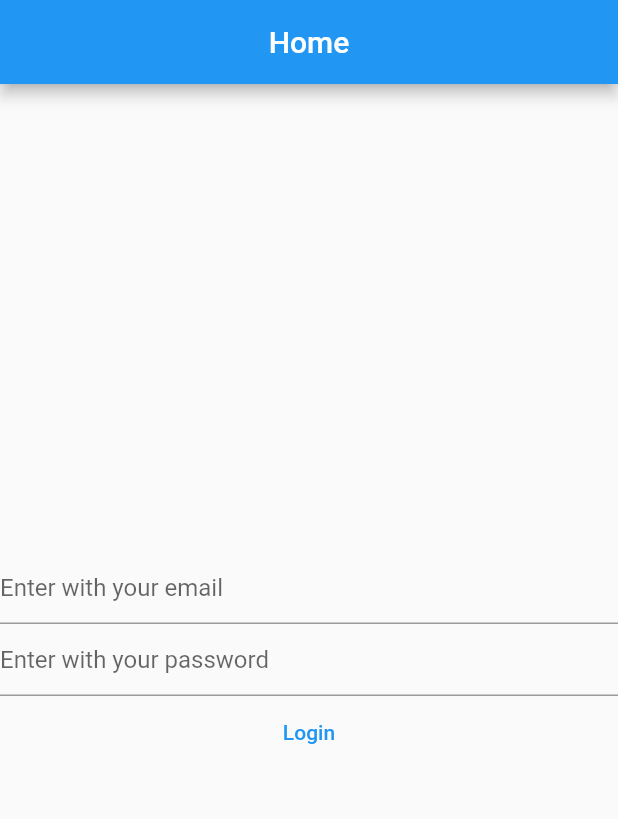
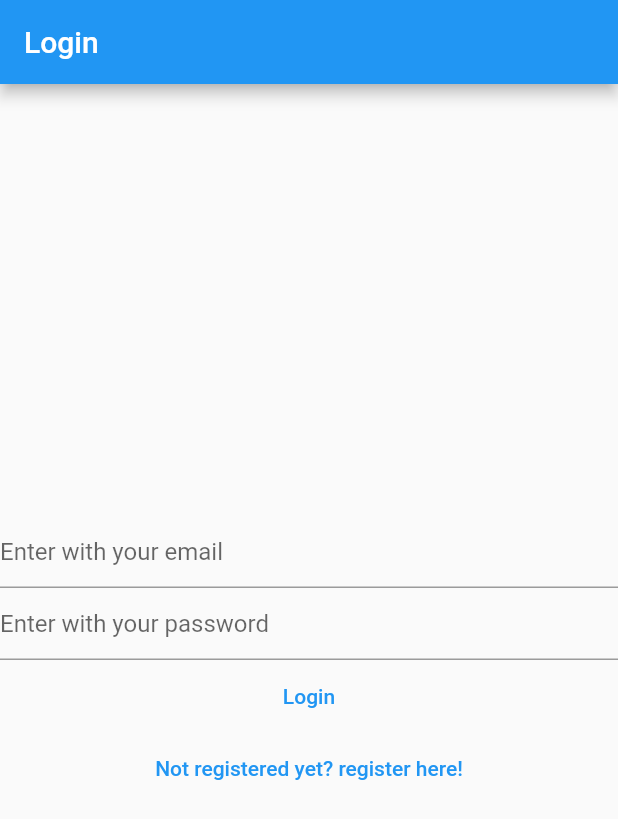
Before and after one commit to tiagoguiu/my_notes, a Flutter app: the screen it shows after launch, on a phone screen of 412 x 824 dp. Shown: the top 819 px of the screen. Run offline on Flutter 3.47's test engine with Material 2 defaults, Android fonts, the phone set to English and light mode, and no system bars; our stand-ins replace firebase_auth, firebase_core; accounts and stored records are empty.

Commit message:
step 17: fixing navigation to pages and adding scaffolds

```diff
--- a/lib/main.dart
+++ b/lib/main.dart
@@ -22,7 +22,12 @@ class MyApp extends StatelessWidget {
       theme: ThemeData(
         primarySwatch: Colors.blue,
       ),
-      home: const HomeView(),
+      initialRoute: '/home',
+      routes: {
+        '/home' : (context) => const HomeView(),
+        '/login' : (context) => const LoginView(),
+        '/register' :(context) => const RegisterView(),
+      },
     );
   }
 }
--- a/lib/views/home_view.dart
+++ b/lib/views/home_view.dart
@@ -2,6 +2,7 @@ import 'package:firebase_auth/firebase_auth.dart';
 import 'package:firebase_core/firebase_core.dart';
 import 'package:flutter/material.dart';
 import 'package:vandad_flutter_course/views/login_view.dart';
+import 'package:vandad_flutter_course/views/verify_email_view.dart';
 
 import '../firebase_options.dart';
 
@@ -10,12 +11,7 @@ class HomeView extends StatelessWidget {
 
   @override
   Widget build(BuildContext context) {
-    return Scaffold(
-      appBar: AppBar(
-        title: const Text('Home'),
-        centerTitle: true,
-      ),
-      body: FutureBuilder(
+    return FutureBuilder(
       future: Firebase.initializeApp(
         options: DefaultFirebaseOptions.currentPlatform,
       ),
@@ -23,17 +19,20 @@ class HomeView extends StatelessWidget {
         switch (snapshot.connectionState) {
           case ConnectionState.done:
             final user = FirebaseAuth.instance.currentUser;
-              if (user?.emailVerified ?? false) {
-                print('THE USER IS VERIFIED');
+            if (user != null) {
+              if (user.emailVerified) {
+                print('Email is verified');
+              } else {
+                return const VerifyEmailView();
+              }
             } else {
               return const LoginView();
             }
             return const Text('Done');
           default:
-              return const Text('Loading');
+            return const CircularProgressIndicator();
         }
       }),
-      ),
     );
   }
 }
--- a/lib/views/login_view.dart
+++ b/lib/views/login_view.dart
@@ -28,14 +28,19 @@ class _LoginViewState extends State<LoginView> {
 
   @override
   Widget build(BuildContext context) {
-    return Column(
+    return Scaffold(
+      appBar: AppBar(
+        title: const Text('Login'),
+      ),
+      body: Column(
         crossAxisAlignment: CrossAxisAlignment.center,
         mainAxisAlignment: MainAxisAlignment.center,
         children: [
           TextField(
             controller: emailController,
             keyboardType: TextInputType.emailAddress,
-          decoration: const InputDecoration(hintText: 'Enter with your email'),
+            decoration:
+                const InputDecoration(hintText: 'Enter with your email'),
           ),
           TextField(
             controller: passwordController,
@@ -62,7 +67,17 @@ class _LoginViewState extends State<LoginView> {
               }
             },
           ),
+          TextButton(
+            onPressed: () {
+              Navigator.of(context).pushNamedAndRemoveUntil(
+                '/register',
+                (route) => false,
+              );
+            },
+            child: const Text('Not registered yet? register here!'),
+          ),
         ],
+      ),
     );
   }
 }
--- a/lib/views/register_view.dart
+++ b/lib/views/register_view.dart
@@ -56,11 +56,16 @@ class _RegisterViewState extends State<RegisterView> {
             onPressed: () async {
               final email = emailController.text;
               final password = passwordController.text;
-              final userCredential =
-                  await FirebaseAuth.instance.createUserWithEmailAndPassword(
+              await FirebaseAuth.instance.createUserWithEmailAndPassword(
                 email: email,
                 password: password,
               );
+            },
+          ),
+          TextButton(
+            child: const Text('Already registered? Login here!'),
+            onPressed: () async {
+              Navigator.of(context).pushNamed('/Login');
             },
           ),
         ],
```
Also changed, not shown: lib/views/verify_email_view.dart (+5 -2 lines). Lines whose indentation alone changed are shown as unchanged.
